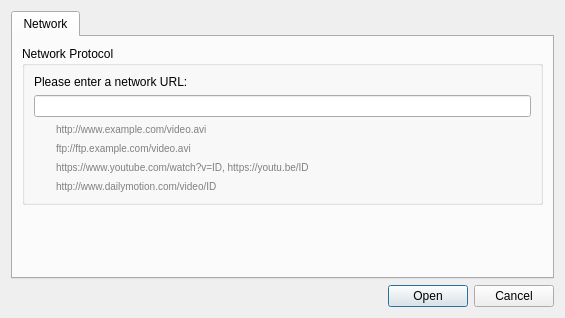
Old version of the form opendialog.ui in the repository labyrinthofdreams/screenpicker.
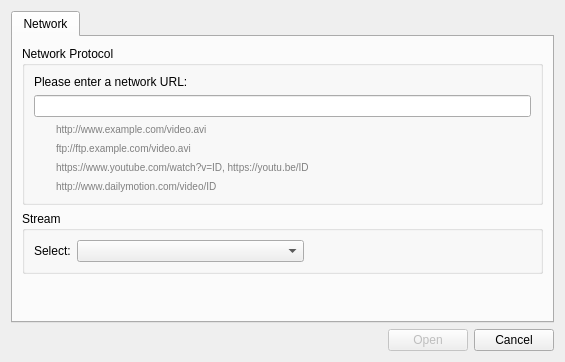
New version of the form.

Commit message: User can now select the quality of the stream to download

Patch:
```diff
--- a/opendialog.ui
+++ b/opendialog.ui
@@ -7,20 +7,20 @@
     <x>0</x>
     <y>0</y>
     <width>565</width>
-    <height>318</height>
+    <height>362</height>
    </rect>
   </property>
   <property name="windowTitle">
    <string>Open...</string>
   </property>
-  <layout class="QVBoxLayout" name="verticalLayout_4">
+  <layout class="QVBoxLayout" name="verticalLayout_5">
    <item>
     <widget class="QTabWidget" name="tabWidget">
      <widget class="QWidget" name="networkTab">
       <attribute name="title">
        <string>Network</string>
       </attribute>
-      <layout class="QVBoxLayout" name="verticalLayout_5">
+      <layout class="QVBoxLayout" name="verticalLayout_4">
        <item>
         <widget class="QGroupBox" name="groupBox">
          <property name="title">
@@ -84,6 +84,49 @@
          </layout>
         </widget>
        </item>
+       <item>
+        <widget class="QGroupBox" name="groupBox_2">
+         <property name="title">
+          <string>Stream</string>
+         </property>
+         <layout class="QVBoxLayout" name="verticalLayout_3">
+          <item>
+           <layout class="QHBoxLayout" name="horizontalLayout_2">
+            <item>
+             <widget class="QLabel" name="label_5">
+              <property name="text">
+               <string>Select:</string>
+              </property>
+             </widget>
+            </item>
+            <item>
+             <widget class="QComboBox" name="streamsComboBox">
+              <property name="sizePolicy">
+               <sizepolicy hsizetype="Expanding" vsizetype="Fixed">
+                <horstretch>0</horstretch>
+                <verstretch>0</verstretch>
+               </sizepolicy>
+              </property>
+             </widget>
+            </item>
+            <item>
+             <spacer name="horizontalSpacer_2">
+              <property name="orientation">
+               <enum>Qt::Horizontal</enum>
+              </property>
+              <property name="sizeHint" stdset="0">
+               <size>
+                <width>40</width>
+                <height>20</height>
+               </size>
+              </property>
+             </spacer>
+            </item>
+           </layout>
+          </item>
+         </layout>
+        </widget>
+       </item>
        <item>
         <spacer name="verticalSpacer">
          <property name="orientation">
@@ -102,14 +145,38 @@
     </widget>
    </item>
    <item>
-    <widget class="QDialogButtonBox" name="buttonBox">
-     <property name="orientation">
-      <enum>Qt::Horizontal</enum>
-     </property>
-     <property name="standardButtons">
-      <set>QDialogButtonBox::Cancel|QDialogButtonBox::Open</set>
-     </property>
-    </widget>
+    <layout class="QHBoxLayout" name="horizontalLayout">
+     <item>
+      <spacer name="horizontalSpacer">
+       <property name="orientation">
+        <enum>Qt::Horizontal</enum>
+       </property>
+       <property name="sizeHint" stdset="0">
+        <size>
+         <width>40</width>
+         <height>20</height>
+        </size>
+       </property>
+      </spacer>
+     </item>
+     <item>
+      <widget class="QPushButton" name="openButton">
+       <property name="enabled">
+        <bool>false</bool>
+       </property>
+       <property name="text">
+        <string>Open</string>
+       </property>
+      </widget>
+     </item>
+     <item>
+      <widget class="QPushButton" name="cancelButton">
+       <property name="text">
+        <string>Cancel</string>
+       </property>
+      </widget>
+     </item>
+    </layout>
    </item>
   </layout>
  </widget>
```
Left out of the diff: 35 changed lines with no effect on the pictures. The commit also changes 10 other files.
